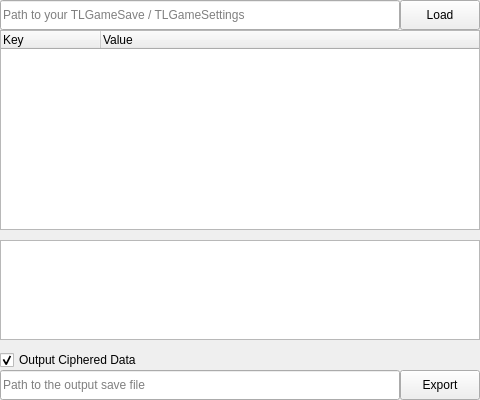
Old version of the form form.ui in the repository SomeSpaceNerd/TUPperware.
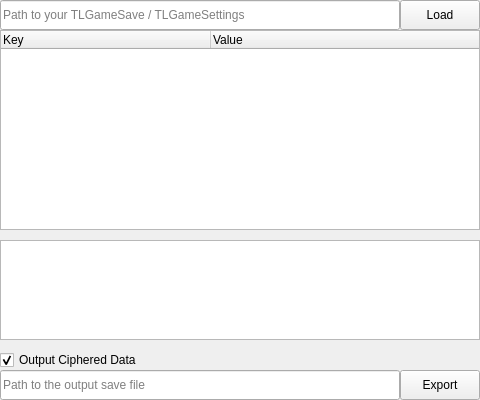
New version of the form. Icons and pictures are not drawn.

What changed in the file:
```diff
--- a/form.ui
+++ b/form.ui
@@ -10,6 +10,18 @@
     <height>400</height>
    </rect>
   </property>
+  <property name="minimumSize">
+   <size>
+    <width>480</width>
+    <height>400</height>
+   </size>
+  </property>
+  <property name="maximumSize">
+   <size>
+    <width>480</width>
+    <height>400</height>
+   </size>
+  </property>
   <property name="windowTitle">
    <string>MainWindow</string>
   </property>
@@ -65,6 +77,9 @@
     <attribute name="headerCascadingSectionResizes">
      <bool>true</bool>
     </attribute>
+    <attribute name="headerDefaultSectionSize">
+     <number>210</number>
+    </attribute>
     <column>
      <property name="text">
       <string>Key</string>
```
Left out of the diff: 9 changed lines with no effect on the pictures.
